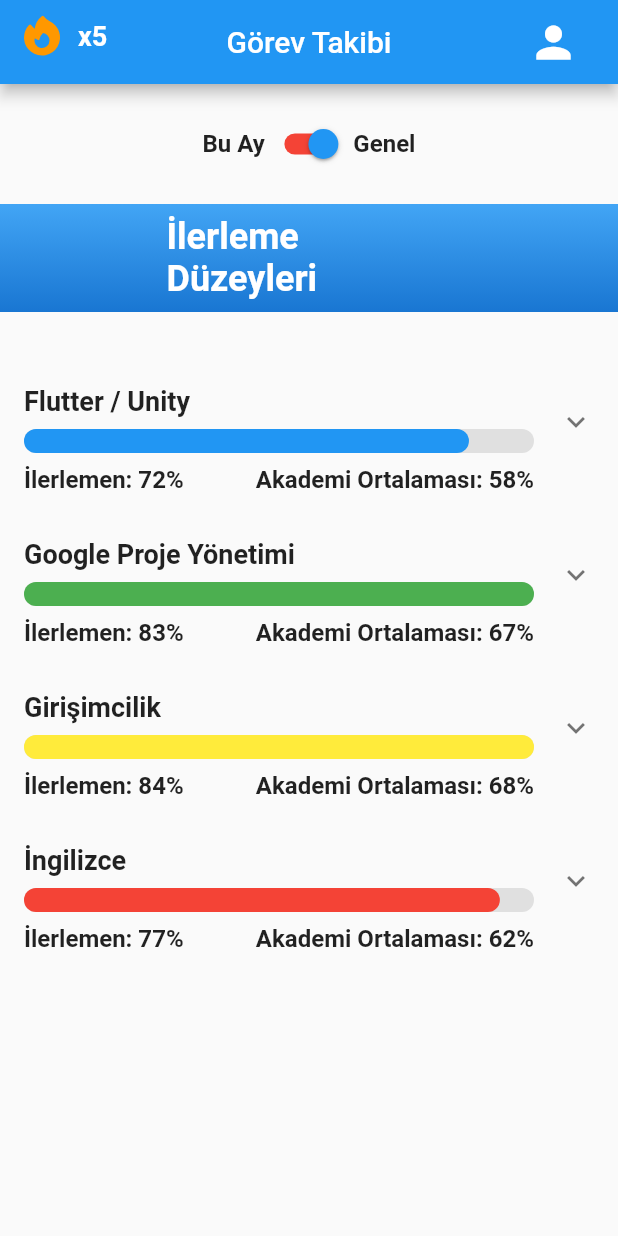
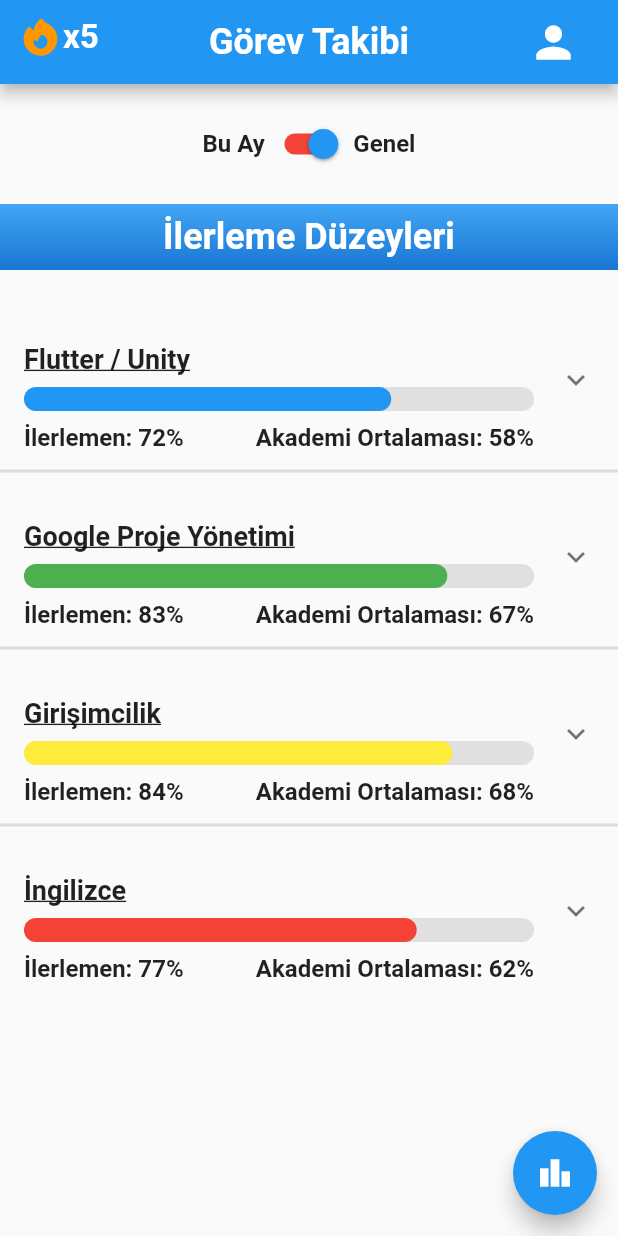
Before and after one commit to huseyinasan/AkademiTakip-AppJam, a Flutter app: the AnaPanel screen opened directly, on a phone screen of 412 x 824 dp. Run offline on Flutter 3.47's test engine with Material 2 defaults, Android fonts, the phone set to English and light mode, and no system bars; our stand-ins replace icons_plus, percent_indicator.

Commit message:
UI adjustment and sıralama button added

```diff
--- a/lib/screens/ana_panel.dart
+++ b/lib/screens/ana_panel.dart
@@ -84,9 +84,14 @@ class _AnaPanelState extends State<AnaPanel> {
 
   @override
   Widget build(BuildContext context) {
+    final screenWidth = MediaQuery.of(context).size.width;
+    final horizontalPadding = screenWidth * 0.05;
     return Scaffold(
       appBar: AppBar(
-        title: const Text('Görev Takibi'),
+        title: const Text(
+          'Görev Takibi',
+          style: TextStyle(fontSize: 24, fontWeight: FontWeight.bold),
+        ),
         centerTitle: true,
         flexibleSpace: FlexibleSpaceBar(
           centerTitle: true,
@@ -97,15 +102,14 @@ class _AnaPanelState extends State<AnaPanel> {
                 padding: EdgeInsets.only(left: 12),
                 child: Icon(
                   HeroIcons.fire,
-                  size: 32,
+                  size: 30,
                   color: Colors.orange,
                 ),
               ),
-              SizedBox(width: 8),
               Text(
                 'x5',
                 style: TextStyle(
-                  fontSize: 18,
+                  fontSize: 22,
                   fontWeight: FontWeight.bold,
                   color: Colors.white,
                 ),
@@ -158,9 +162,10 @@ class _AnaPanelState extends State<AnaPanel> {
             ],
           ),
           const SizedBox(height: 16),
-          Center(
-            child: Container(
-              padding: const EdgeInsets.symmetric(horizontal: 111, vertical: 8),
+          Container(
+            margin: EdgeInsets.zero,
+            padding: EdgeInsets.symmetric(
+                horizontal: horizontalPadding, vertical: 8),
             decoration: BoxDecoration(
               gradient: LinearGradient(
                 colors: [Colors.blue.shade400, Colors.blue.shade700],
@@ -168,7 +173,8 @@ class _AnaPanelState extends State<AnaPanel> {
                 end: Alignment.bottomCenter,
               ),
             ),
-              child: const Text(
+            child: const Center(
+              child: Text(
                 'İlerleme Düzeyleri',
                 style: TextStyle(
                   fontSize: 24,
@@ -195,10 +201,28 @@ class _AnaPanelState extends State<AnaPanel> {
                       onPressed: () =>
                           onProgressBarPressed(progressData[index]['name']),
                     ),
+                    if (index < progressData.length - 1)
+                      const Divider(
+                        thickness: 2,
+                      ),
                   ],
                 );
               },
             ),
+          ),
+          Row(
+            mainAxisAlignment: MainAxisAlignment.end,
+            children: [
+              Padding(
+                padding: const EdgeInsets.all(14.0),
+                child: FloatingActionButton(
+                  onPressed: () {
+                    _navigateLeaderbord(context);
+                  },
+                  child: Icon(Icons.leaderboard),
+                ),
+              ),
+            ],
           ),
         ],
       ),
@@ -281,10 +305,13 @@ class _CustomProgressBarState extends State<CustomProgressBar> {
               style: const TextStyle(
                 fontSize: 18,
                 fontWeight: FontWeight.bold,
+                decoration: TextDecoration.underline,
               ),
             ),
             const SizedBox(height: 8),
-            Stack(
+            LayoutBuilder(
+                builder: (BuildContext context, BoxConstraints constraints) {
+              return Stack(
                 children: [
                   Container(
                     height: 16,
@@ -292,7 +319,7 @@ class _CustomProgressBarState extends State<CustomProgressBar> {
                       borderRadius: BorderRadius.circular(8),
                       color: Colors.grey.shade300,
                     ),
-                  width: MediaQuery.of(context).size.width,
+                    width: constraints.maxWidth,
                   ),
                   Container(
                     height: 16,
@@ -302,10 +329,11 @@ class _CustomProgressBarState extends State<CustomProgressBar> {
                           ? widget.color.withOpacity(0.6)
                           : widget.color,
                     ),
-                  width: MediaQuery.of(context).size.width * widget.value,
+                    width: constraints.maxWidth * widget.value,
                   ),
                 ],
-            ),
+              );
+            }),
             const SizedBox(height: 8),
             Row(
               mainAxisAlignment: MainAxisAlignment.spaceBetween,
@@ -336,7 +364,7 @@ class _CustomProgressBarState extends State<CustomProgressBar> {
                   ),
                 ),
                 Text(
-                  'Kalan Ders Süre: ${widget.kalan_sure} dakika',
+                  'Kalan Ders Süresi: ${widget.kalan_sure} dakika',
                   style: const TextStyle(
                     fontSize: 16,
                     fontWeight: FontWeight.bold,
```
Lines whose indentation alone changed are shown as unchanged.
